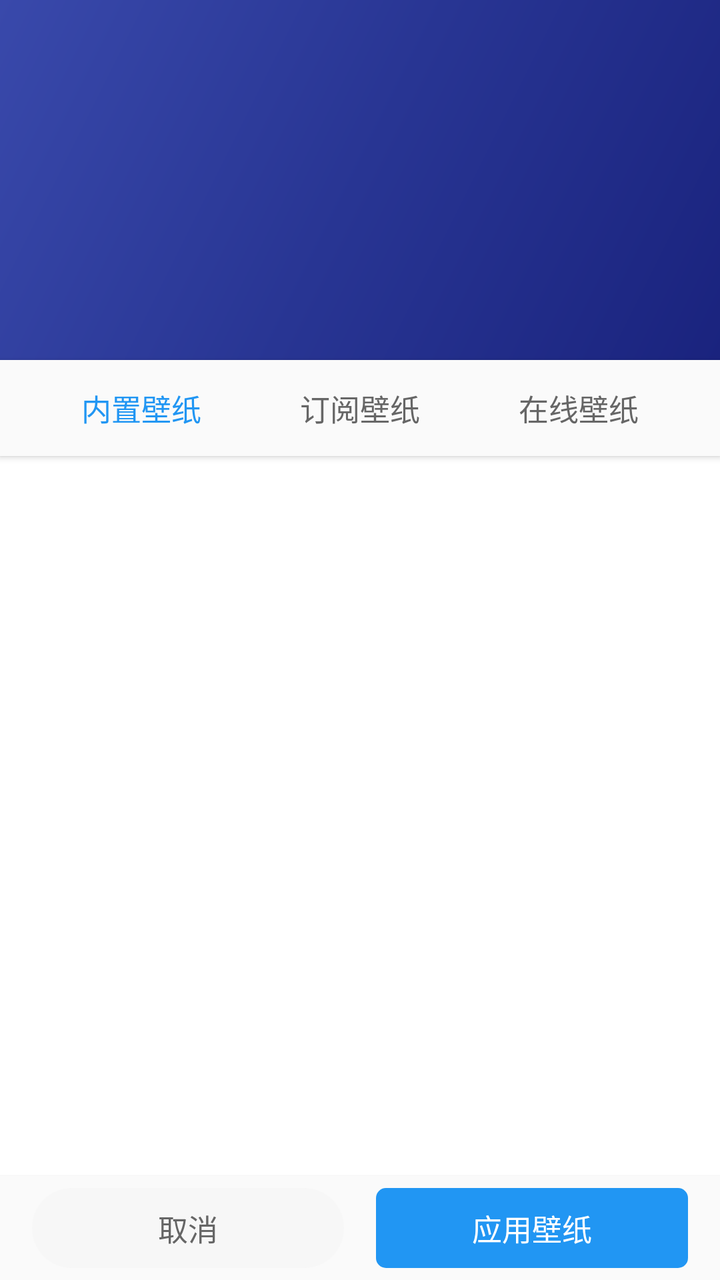
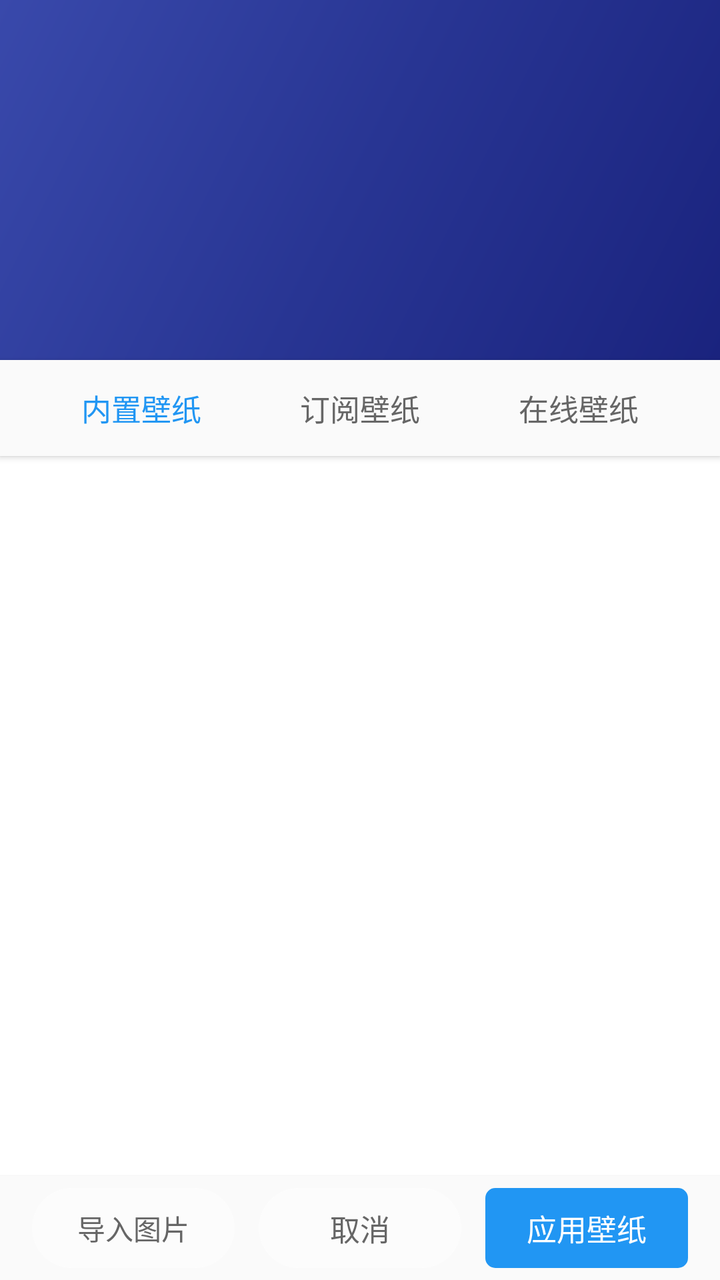

Screens rendered from an Android XML layout before and after an edit, with the pre-edit source and the edit as a unified diff.
<!-- AndroidManifest.xml: application theme AppTheme -->
<!-- res/layout/dialog_wallpaper.xml -->
<?xml version="1.0" encoding="utf-8"?>
<LinearLayout xmlns:android="http://schemas.android.com/apk/res/android"
    android:layout_width="match_parent"
    android:layout_height="480dp"
    android:orientation="vertical"
    android:background="@color/white">

    
    <FrameLayout
        android:layout_width="match_parent"
        android:layout_height="180dp"
        android:background="#F0F0F0">

        <ImageView
            android:id="@+id/iv_wp_preview"
            android:layout_width="match_parent"
            android:layout_height="match_parent"
            android:scaleType="centerCrop"
            android:src="@drawable/wallpaper_gradient_blue" />
    </FrameLayout>

    
    <LinearLayout
        android:layout_width="match_parent"
        android:layout_height="48dp"
        android:orientation="horizontal"
        android:gravity="center_vertical"
        android:paddingHorizontal="16dp"
        android:background="#FAFAFA"
        android:elevation="2dp">

        <TextView
            android:id="@+id/tv_tab_builtin"
            android:layout_width="0dp"
            android:layout_height="match_parent"
            android:layout_weight="1"
            android:gravity="center"
            android:text="内置壁纸"
            android:textSize="15sp"
            android:textColor="#2196F3" />

        <TextView
            android:id="@+id/tv_tab_sub"
            android:layout_width="0dp"
            android:layout_height="match_parent"
            android:layout_weight="1"
            android:gravity="center"
            android:text="订阅壁纸"
            android:textSize="15sp"
            android:textColor="#666666" />

        <TextView
            android:id="@+id/tv_tab_online"
            android:layout_width="0dp"
            android:layout_height="match_parent"
            android:layout_weight="1"
            android:gravity="center"
            android:text="在线壁纸"
            android:textSize="15sp"
            android:textColor="#666666" />
    </LinearLayout>

    
    <androidx.recyclerview.widget.RecyclerView
        android:id="@+id/vp_wallpaper"
        android:layout_width="match_parent"
        android:layout_height="0dp"
        android:layout_weight="1"
        android:padding="8dp" />

    
    <LinearLayout
        android:layout_width="match_parent"
        android:layout_height="52dp"
        android:orientation="horizontal"
        android:gravity="center"
        android:paddingHorizontal="16dp"
        android:background="#FAFAFA"
        android:elevation="2dp">

        <TextView
            android:id="@+id/btn_wp_close"
            android:layout_width="0dp"
            android:layout_height="40dp"
            android:layout_weight="1"
            android:layout_marginEnd="8dp"
            android:gravity="center"
            android:text="取消"
            android:textSize="15sp"
            android:textColor="#666666"
            android:background="@drawable/bg_large_round_gray" />

        <TextView
            android:id="@+id/btn_wp_apply"
            android:layout_width="0dp"
            android:layout_height="40dp"
            android:layout_weight="1"
            android:layout_marginStart="8dp"
            android:gravity="center"
            android:text="应用壁纸"
            android:textSize="15sp"
            android:textColor="#FFFFFF"
            android:background="@drawable/selector_common_dp_5_blue" />
    </LinearLayout>

</LinearLayout>
<!-- resources referenced by this layout -->
<resources>
  <color name="white">#FFFFFF</color>
  <!-- drawable bg_large_round_gray (drawable) -->
  <?xml version="1.0" encoding="utf-8"?>
  <shape xmlns:android="http://schemas.android.com/apk/res/android"
  	android:shape="rectangle">
  	<solid
  			android:color="@color/bg_gray" />
  
  	<corners 
  			android:radius="25dp" />
  
  </shape>
  <!-- drawable selector_common_dp_5_blue (drawable) -->
  <?xml version="1.0" encoding="utf-8"?>
  <shape xmlns:android="http://schemas.android.com/apk/res/android"
      android:shape="rectangle">
      <solid android:color="#2196F3" />
      <corners android:radius="5dp" />
  </shape>
  <!-- drawable wallpaper_gradient_blue (drawable) -->
  <?xml version="1.0" encoding="utf-8"?>
  <shape xmlns:android="http://schemas.android.com/apk/res/android"
      android:shape="rectangle">
      <gradient
          android:angle="135"
          android:startColor="#1a237e"
          android:centerColor="#283593"
          android:endColor="#3949ab"
          android:type="linear" />
  </shape>
  <style name="AppTheme" parent="Theme.MaterialComponents.Light.NoActionBar">
          
          <item name="colorPrimary">@color/colorPrimary</item>
          
          <item name="colorAccent">@color/colorAccent</item>
          
          <item name="android:windowBackground">@color/windowBackground</item>
      </style>
  <color name="bg_gray">#f7f7f7</color>
  <color name="colorPrimary">#567df4</color>
  <color name="colorAccent">#3e4fb1</color>
  <color name="windowBackground">#fff</color>
</resources>

<!-- the commit's change to res/layout/dialog_wallpaper.xml (unified diff, before → after) -->
@@ -79,11 +79,23 @@
         android:elevation="2dp">
 
         <TextView
+            android:id="@+id/btn_wp_import"
+            android:layout_width="0dp"
+            android:layout_height="40dp"
+            android:layout_weight="1"
+            android:layout_marginEnd="6dp"
+            android:gravity="center"
+            android:text="导入图片"
+            android:textSize="14sp"
+            android:textColor="#666666"
+            android:background="@drawable/bg_large_round_gray" />
+
+        <TextView
             android:id="@+id/btn_wp_close"
             android:layout_width="0dp"
             android:layout_height="40dp"
             android:layout_weight="1"
-            android:layout_marginEnd="8dp"
+            android:layout_marginHorizontal="6dp"
             android:gravity="center"
             android:text="取消"
             android:textSize="15sp"
@@ -95,7 +107,7 @@
             android:layout_width="0dp"
             android:layout_height="40dp"
             android:layout_weight="1"
-            android:layout_marginStart="8dp"
+            android:layout_marginStart="6dp"
             android:gravity="center"
             android:text="应用壁纸"
             android:textSize="15sp"
<!-- resource entries referenced after the edit -->
@@ -38,7 +38,7 @@
           
           <item name="android:windowBackground">@color/windowBackground</item>
       </style>
-  <color name="bg_gray">#f7f7f7</color>
+  <color name="bg_gray">#80FFFFFF</color>
   <color name="colorPrimary">#567df4</color>
   <color name="colorAccent">#3e4fb1</color>
   <color name="windowBackground">#fff</color>
